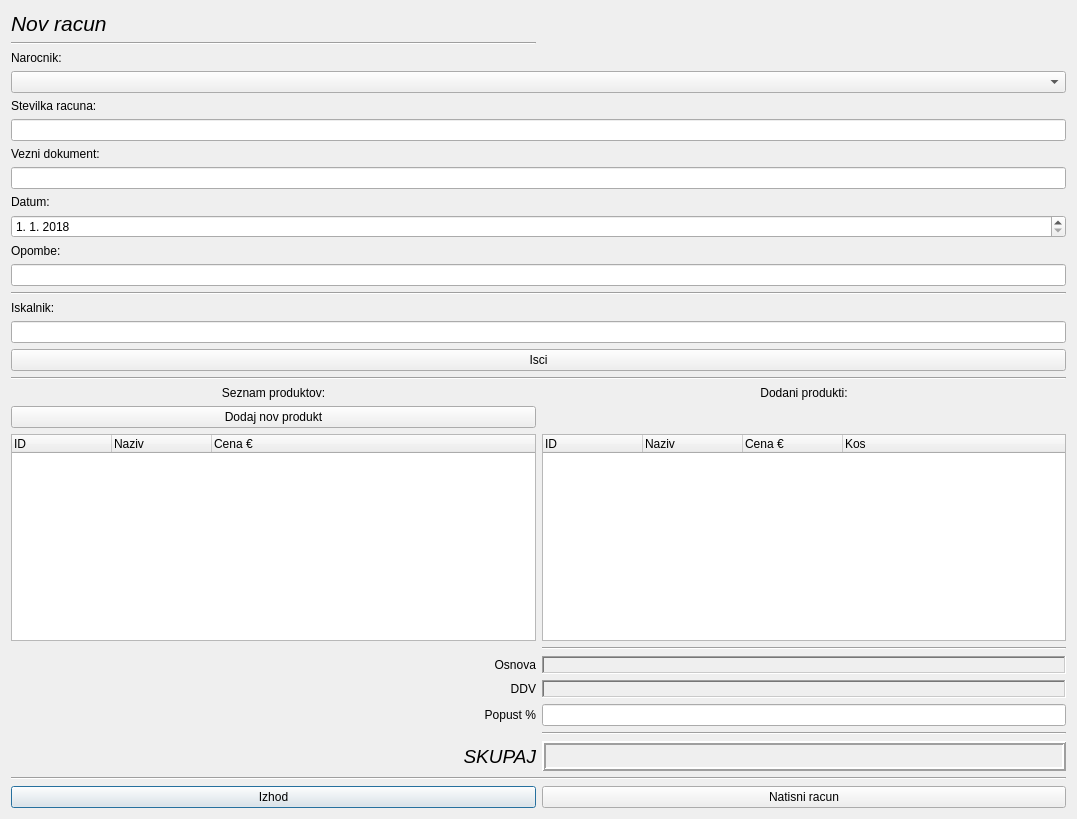
Qt form novracun.ui (MaxMaxy/racun) before a commit.
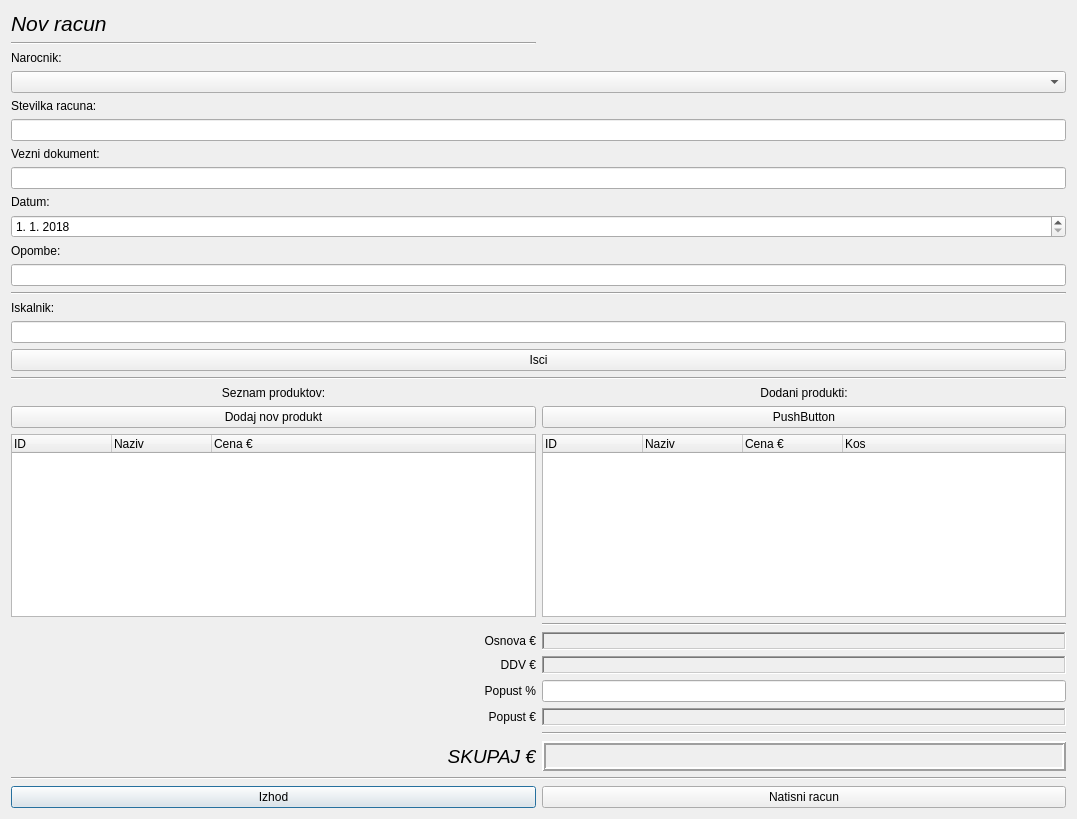
The same form after that commit.

```diff
--- a/novracun.ui
+++ b/novracun.ui
@@ -24,7 +24,7 @@
    <item row="30" column="2">
     <widget class="QLabel" name="label_9">
      <property name="text">
-      <string>DDV</string>
+      <string>DDV €</string>
      </property>
      <property name="alignment">
       <set>Qt::AlignRight|Qt::AlignTrailing|Qt::AlignVCenter</set>
@@ -54,7 +54,7 @@
      </property>
     </widget>
    </item>
-   <item row="35" column="2">
+   <item row="37" column="2">
     <widget class="QPushButton" name="pushButton_izhod">
      <property name="text">
       <string>Izhod</string>
@@ -118,7 +118,7 @@
      </property>
     </widget>
    </item>
-   <item row="35" column="3">
+   <item row="37" column="3">
     <widget class="QPushButton" name="pushButton_natisniRacun">
      <property name="text">
       <string>Natisni racun</string>
@@ -161,7 +161,7 @@
      </property>
     </widget>
    </item>
-   <item row="34" column="2" colspan="2">
+   <item row="36" column="2" colspan="2">
     <widget class="Line" name="line">
      <property name="orientation">
       <enum>Qt::Horizontal</enum>
@@ -217,14 +217,14 @@
    <item row="27" column="2">
     <widget class="QLabel" name="label_8">
      <property name="text">
-      <string>Osnova</string>
+      <string>Osnova €</string>
      </property>
      <property name="alignment">
       <set>Qt::AlignRight|Qt::AlignTrailing|Qt::AlignVCenter</set>
      </property>
     </widget>
    </item>
-   <item row="33" column="2">
+   <item row="34" column="2">
     <widget class="QLabel" name="label_11">
      <property name="font">
       <font>
@@ -233,7 +233,7 @@
       </font>
      </property>
      <property name="text">
-      <string>SKUPAJ</string>
+      <string>SKUPAJ €</string>
      </property>
      <property name="textFormat">
       <enum>Qt::PlainText</enum>
@@ -275,7 +275,7 @@
      </property>
     </widget>
    </item>
-   <item row="33" column="3">
+   <item row="34" column="3">
     <widget class="QLabel" name="label_skupaj">
      <property name="font">
       <font>
@@ -333,7 +333,7 @@
      </property>
     </widget>
    </item>
-   <item row="32" column="3">
+   <item row="33" column="3">
     <widget class="Line" name="line_5">
      <property name="orientation">
       <enum>Qt::Horizontal</enum>
@@ -384,6 +384,39 @@
      </property>
     </widget>
    </item>
+   <item row="21" column="3">
+    <widget class="QPushButton" name="pushButton_2">
+     <property name="text">
+      <string>PushButton</string>
+     </property>
+    </widget>
+   </item>
+   <item row="32" column="2">
+    <widget class="QLabel" name="label_14">
+     <property name="text">
+      <string>Popust €</string>
+     </property>
+     <property name="alignment">
+      <set>Qt::AlignRight|Qt::AlignTrailing|Qt::AlignVCenter</set>
+     </property>
+    </widget>
+   </item>
+   <item row="32" column="3">
+    <widget class="QLabel" name="label_popust">
+     <property name="frameShape">
+      <enum>QFrame::WinPanel</enum>
+     </property>
+     <property name="frameShadow">
+      <enum>QFrame::Sunken</enum>
+     </property>
+     <property name="text">
+      <string/>
+     </property>
+     <property name="alignment">
+      <set>Qt::AlignCenter</set>
+     </property>
+    </widget>
+   </item>
   </layout>
  </widget>
  <tabstops>
```
